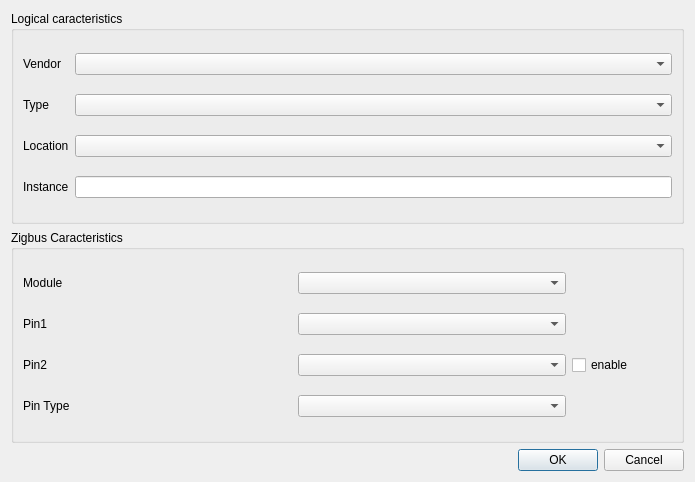
This is online/admin/DeviceCreationDialog.ui in jhx76/zigbus-system as Qt 5 draws it before an edit. The edited form follows.
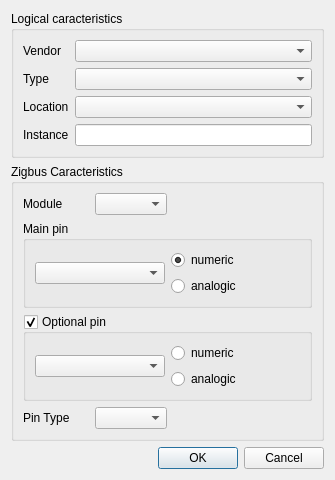
This is the edited form.

Diff of the .ui file:
```diff
--- a/online/admin/DeviceCreationDialog.ui
+++ b/online/admin/DeviceCreationDialog.ui
@@ -6,8 +6,8 @@
    <rect>
     <x>0</x>
     <y>0</y>
-    <width>695</width>
-    <height>482</height>
+    <width>335</width>
+    <height>439</height>
    </rect>
   </property>
   <property name="windowTitle">
@@ -79,59 +79,85 @@
       <item row="0" column="1">
        <widget class="QComboBox" name="moduleComboBox"/>
       </item>
-      <item row="3" column="0">
-       <widget class="QLabel" name="label_8">
-        <property name="text">
-         <string>Pin2</string>
-        </property>
-       </widget>
-      </item>
-      <item row="3" column="1">
-       <widget class="QComboBox" name="pin2ComboBox"/>
-      </item>
-      <item row="6" column="0">
+      <item row="5" column="0">
        <widget class="QLabel" name="label_6">
         <property name="text">
          <string>Pin Type</string>
         </property>
        </widget>
       </item>
-      <item row="6" column="1">
+      <item row="5" column="1">
        <widget class="QComboBox" name="pinTypeComboBox"/>
       </item>
-      <item row="3" column="2">
-       <widget class="QCheckBox" name="enablePin2Box">
-        <property name="sizePolicy">
-         <sizepolicy hsizetype="Minimum" vsizetype="Preferred">
-          <horstretch>0</horstretch>
-          <verstretch>0</verstretch>
-         </sizepolicy>
+      <item row="1" column="0" rowspan="2" colspan="4">
+       <widget class="QGroupBox" name="groupBox_4">
+        <property name="title">
+         <string>Main pin</string>
         </property>
-        <property name="minimumSize">
-         <size>
-          <width>100</width>
-          <height>0</height>
-         </size>
-        </property>
-        <property name="maximumSize">
-         <size>
-          <width>100</width>
-          <height>16777215</height>
-         </size>
-        </property>
-        <property name="text">
-         <string>enable</string>
-        </property>
+        <layout class="QGridLayout" name="gridLayout_5">
+         <item row="0" column="1">
+          <widget class="QRadioButton" name="pin1RadioNumeric">
+           <property name="text">
+            <string>numeric</string>
+           </property>
+           <property name="checked">
+            <bool>true</bool>
+           </property>
+          </widget>
+         </item>
+         <item row="1" column="1">
+          <widget class="QRadioButton" name="pin1RadioAnalogic">
+           <property name="text">
+            <string>analogic</string>
+           </property>
+          </widget>
+         </item>
+         <item row="0" column="0" rowspan="2">
+          <widget class="QComboBox" name="pin1ComboBox"/>
+         </item>
+        </layout>
        </widget>
       </item>
-      <item row="1" column="1">
-       <widget class="QComboBox" name="pin1ComboBox"/>
-      </item>
-      <item row="1" column="0">
-       <widget class="QLabel" name="label_5">
-        <property name="text">
-         <string>Pin1</string>
+      <item row="3" column="0" colspan="4">
+       <widget class="QGroupBox" name="optionPinGroupBox">
+        <property name="title">
+         <string>Optional pin</string>
         </property>
+        <property name="checkable">
+         <bool>true</bool>
+        </property>
+        <property name="checked">
+         <bool>true</bool>
+        </property>
+        <layout class="QGridLayout" name="gridLayout_4">
+         <item row="0" column="0" rowspan="4">
+          <widget class="QComboBox" name="pin2ComboBox">
+           <property name="enabled">
+            <bool>true</bool>
+           </property>
+          </widget>
+         </item>
+         <item row="0" column="1" rowspan="2">
+          <widget class="QRadioButton" name="pin2RadioNumeric">
+           <property name="enabled">
+            <bool>true</bool>
+           </property>
+           <property name="text">
+            <string>numeric</string>
+           </property>
+          </widget>
+         </item>
+         <item row="2" column="1" rowspan="2">
+          <widget class="QRadioButton" name="pin2RadioAnalogic">
+           <property name="enabled">
+            <bool>true</bool>
+           </property>
+           <property name="text">
+            <string>analogic</string>
+           </property>
+          </widget>
+         </item>
+        </layout>
        </widget>
       </item>
      </layout>
```
Left out of the diff: 36 changed lines with no effect on the pictures.
